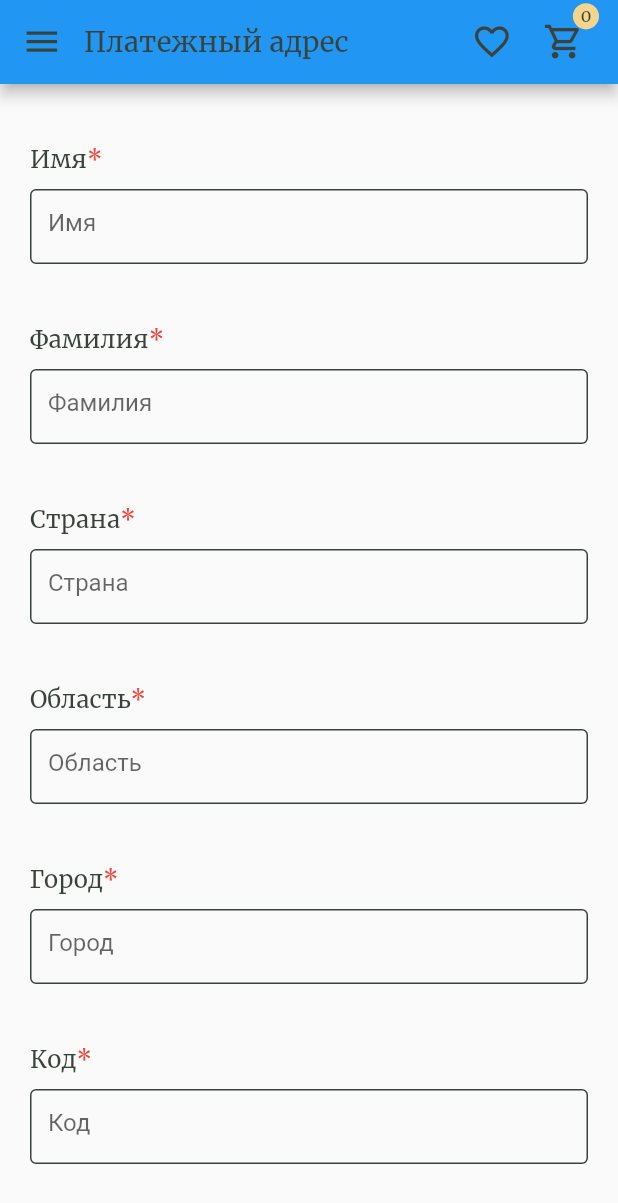
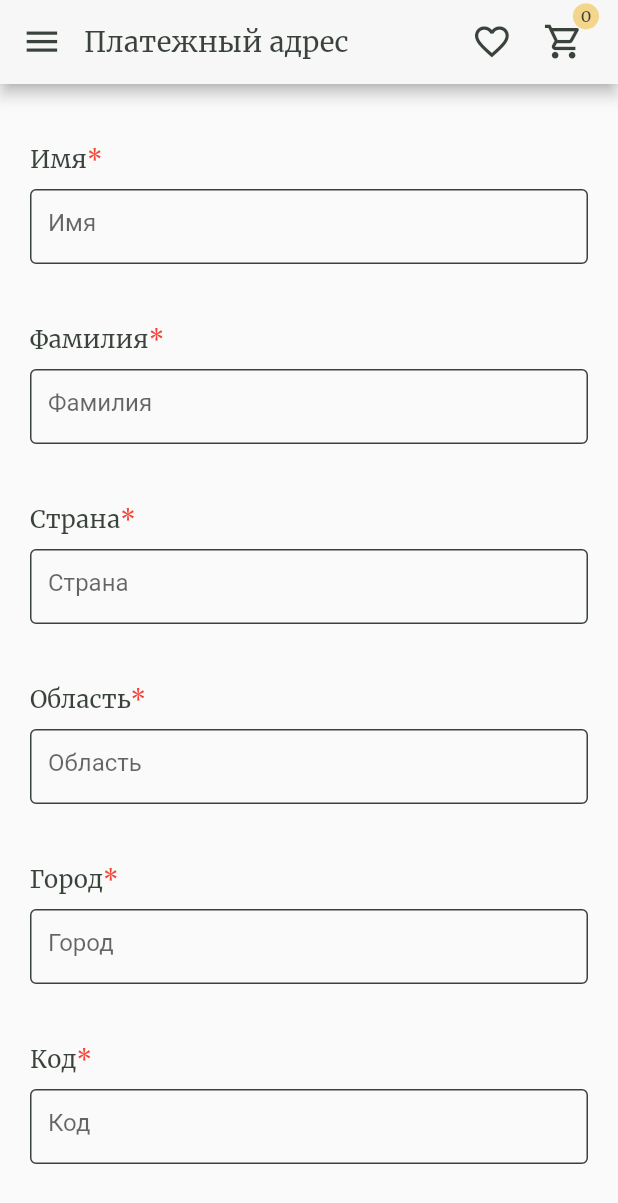
Before and after one commit to diasmashikov/rosemary-mobile, a Flutter app: the BillingAddressScreen screen opened directly with empty values, on a phone screen of 412 x 824 dp. Shown: the top 1203 px of the screen. Run offline on Flutter 3.47's test engine with Material 2 defaults, Android fonts, the phone set to English and light mode, and no system bars; drawn by our look-alikes of badges; our stand-ins replace bloc, cached_network_image, carousel_slider, connectivity, dio, flutter_bloc and 7 more; missing offline and left inert: filter_list, flutter_config, map_launcher; accounts and stored records are empty; statements that could not run were skipped.

Commit message:
Update to the latest versions

```diff
--- a/lib/utils/widgets/custom_app_bar.dart
+++ b/lib/utils/widgets/custom_app_bar.dart
@@ -12,7 +12,6 @@ import 'package:rosemary/data/repository.dart';
 import 'package:rosemary/screens/adminScreens/AdminPanelScreen.dart';
 import 'package:rosemary/screens/singleScreens/favorites_screen.dart';
 import 'package:sizer/sizer.dart';
-
 import 'package:rosemary/screens/settingsScreens/settings_screen.dart';
 import 'package:rosemary/screens/singleScreens/login_screen.dart';
 import 'package:rosemary/screens/singleScreens/shopping_cart_screen.dart';
@@ -62,6 +61,7 @@ class _CustomAppBarState extends State<CustomAppBar> {
         ),
         centerTitle: false,
         titleSpacing: 0,
+        backgroundColor: Color.fromRGBO(247, 247, 247, 1),
         title: Text(widget.title,
             style: TextStyle(
                 fontSize: 13.5.sp,
@@ -72,7 +72,6 @@ class _CustomAppBarState extends State<CustomAppBar> {
           _hideIconShoppingCart(),
           _hideIconSettings(),
           _hideAdminPanel(),
-
           SizedBox(
             width: (widget.adminPanel == null) ? 3.w : 1.w,
           )
@@ -82,7 +81,9 @@ class _CustomAppBarState extends State<CustomAppBar> {
   Widget _hideIconFavorite() {
     if (widget.favoriteIcon != null) {
       return IconButton(
-         padding: EdgeInsets.only(right: APP_BAR_ICONS_PADDING_RIGHT, left: APP_BAR_ICONS_PADDING_RIGHT),
+        padding: EdgeInsets.only(
+            right: APP_BAR_ICONS_PADDING_RIGHT,
+            left: APP_BAR_ICONS_PADDING_RIGHT),
         iconSize: APP_BAR_ICONS,
         icon:
             Icon(Icons.favorite_outline, color: Color.fromRGBO(58, 67, 59, 1)),
@@ -103,13 +104,12 @@ class _CustomAppBarState extends State<CustomAppBar> {
   }
 
   Widget _hideIconShoppingCart() {
-
     if (widget.shoppingCartIcon != null) {
-      return Stack(
-
-        alignment: Alignment.center, children: [
+      return Stack(alignment: Alignment.center, children: [
         Padding(
-            padding: EdgeInsets.only(right: APP_BAR_ICONS_PADDING_RIGHT, left: APP_BAR_ICONS_PADDING_RIGHT),
+          padding: EdgeInsets.only(
+              right: APP_BAR_ICONS_PADDING_RIGHT,
+              left: APP_BAR_ICONS_PADDING_RIGHT),
           child: InkWell(
             onTap: () async {
               print(SingletonOrderCount.orderCount);
@@ -136,11 +136,8 @@ class _CustomAppBarState extends State<CustomAppBar> {
               SingletonCallbacks.refreshOrderCountCallBack();
             },
             child: Badge(
-
                 position: BadgePosition.topEnd(top: -16, end: -10),
                 elevation: 0,
-
-
                 badgeContent: Text(widget.cartOrderItemsCount.toString(),
                     textAlign: TextAlign.center,
                     style: TextStyle(
@@ -148,64 +145,10 @@ class _CustomAppBarState extends State<CustomAppBar> {
                         color: Color.fromRGBO(58, 67, 59, 1),
                         fontFamily: 'Merriweather-Regular')),
                 badgeColor: GOLD_COLOR,
-
                 child: Icon(Icons.shopping_cart_outlined,
-              size: APP_BAR_ICONS,
-                    color: Color.fromRGBO(58, 67, 59, 1))
-
+                    size: APP_BAR_ICONS, color: Color.fromRGBO(58, 67, 59, 1))),
           ),
         ),
-          ),
-          /*
-        IconButton(
-            iconSize: APP_BAR_ICONS,
-            icon: Icon(Icons.shopping_cart_outlined,
-                color: Color.fromRGBO(58, 67, 59, 1)),
-            onPressed: () async {
-              print(SingletonOrderCount.orderCount);
-              (widget.token == null)
-                  ? await Navigator.of(context).push(MaterialPageRoute(
-                      builder: (context) => BlocProvider(
-                        create: (context) =>
-                            LoginCubit(repository: widget.repository),
-                        child: LoginScreen(repository: widget.repository),
-                      ),
-                    ))
-                  : await Navigator.of(context).push(MaterialPageRoute(
-                      builder: (context) => BlocProvider(
-                        create: (context) =>
-                            ShoppingCartCubit(repository: widget.repository),
-                        child: ShoppingCartScreen(
-                          token: widget.token,
-                          userData: widget.userData,
-                          repository: widget.repository,
-                          cartOrderItemsCount: widget.cartOrderItemsCount,
-                        ),
-                      ),
-                    ));
-              SingletonCallbacks.refreshOrderCountCallBack();
-            }),
-        Positioned(
-            top: 3,
-            right: 0,
-            child: (widget.cartOrderItemsCount != null)
-                ? Container(
-                    padding:
-                        EdgeInsets.symmetric(horizontal: 1.5.w, vertical: 0.1.h),
-                    decoration: BoxDecoration(
-                        shape: BoxShape.circle, color: GOLD_COLOR),
-                    alignment: Alignment.center,
-                    child: Text(widget.cartOrderItemsCount.toString(),
-                        textAlign: TextAlign.center,
-                        style: TextStyle(
-                          fontSize: 2.9.w,
-                            color: Color.fromRGBO(58, 67, 59, 1),
-                            fontFamily: 'Merriweather-Regular')),
-                  )
-                : Center())
-                */
-
-
       ]);
     } else {
       return Container();
@@ -216,7 +159,9 @@ class _CustomAppBarState extends State<CustomAppBar> {
     if (widget.settingsIcon != null) {
       return IconButton(
         iconSize: APP_BAR_ICONS,
-         padding: EdgeInsets.only(right: APP_BAR_ICONS_PADDING_RIGHT, left: APP_BAR_ICONS_PADDING_RIGHT),
+        padding: EdgeInsets.only(
+            right: APP_BAR_ICONS_PADDING_RIGHT,
+            left: APP_BAR_ICONS_PADDING_RIGHT),
         icon: Icon(widget.settingsIcon, color: Color.fromRGBO(58, 67, 59, 1)),
         onPressed: () async {
           await Navigator.of(context).push(MaterialPageRoute(
@@ -238,7 +183,9 @@ class _CustomAppBarState extends State<CustomAppBar> {
     if (widget.adminPanel != null) {
       return IconButton(
         iconSize: APP_BAR_ICONS,
-        padding: EdgeInsets.only(right: APP_BAR_ICONS_PADDING_RIGHT, left: APP_BAR_ICONS_PADDING_RIGHT),
+        padding: EdgeInsets.only(
+            right: APP_BAR_ICONS_PADDING_RIGHT,
+            left: APP_BAR_ICONS_PADDING_RIGHT),
         icon: Icon(widget.adminPanel, color: Color.fromRGBO(58, 67, 59, 1)),
         onPressed: () async {
           await Navigator.of(context).push(MaterialPageRoute(
```
Also changed, not shown: lib/constants/colors.dart (+2 -6 lines), lib/main.dart (+5 -53 lines), lib/screens/womenScreens/women_products_screen.dart (+248 -250 lines), pubspec.yaml (+4 -4 lines), pubspec.lock, 5 other files. Lines whose indentation alone changed are shown as unchanged.
